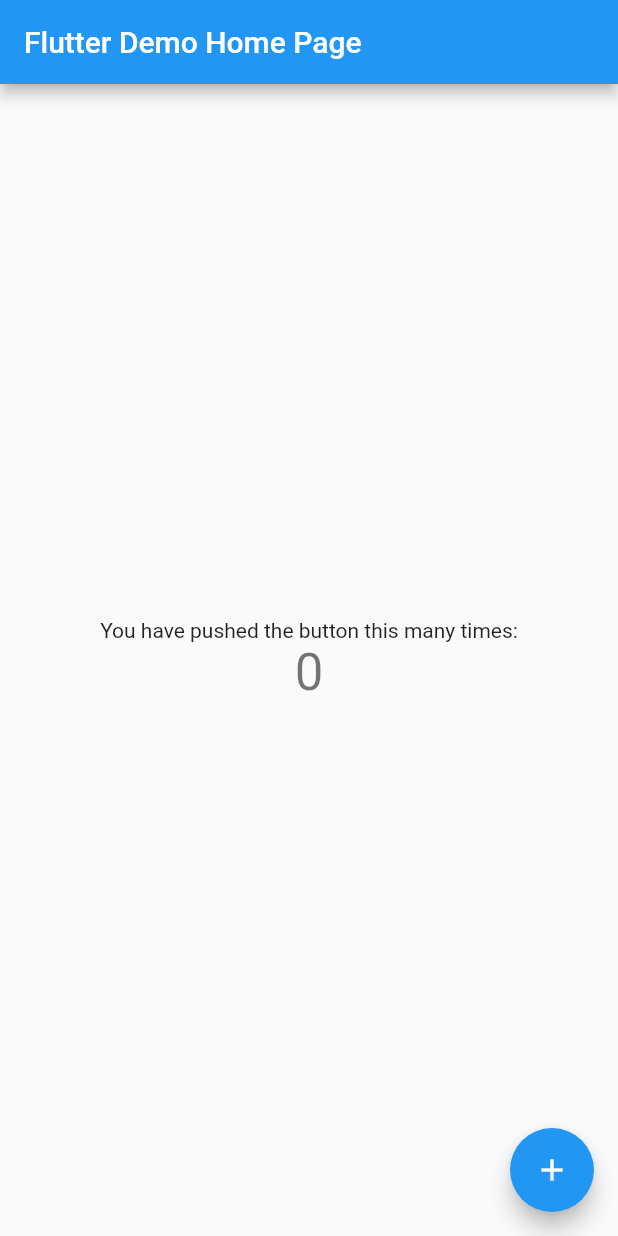
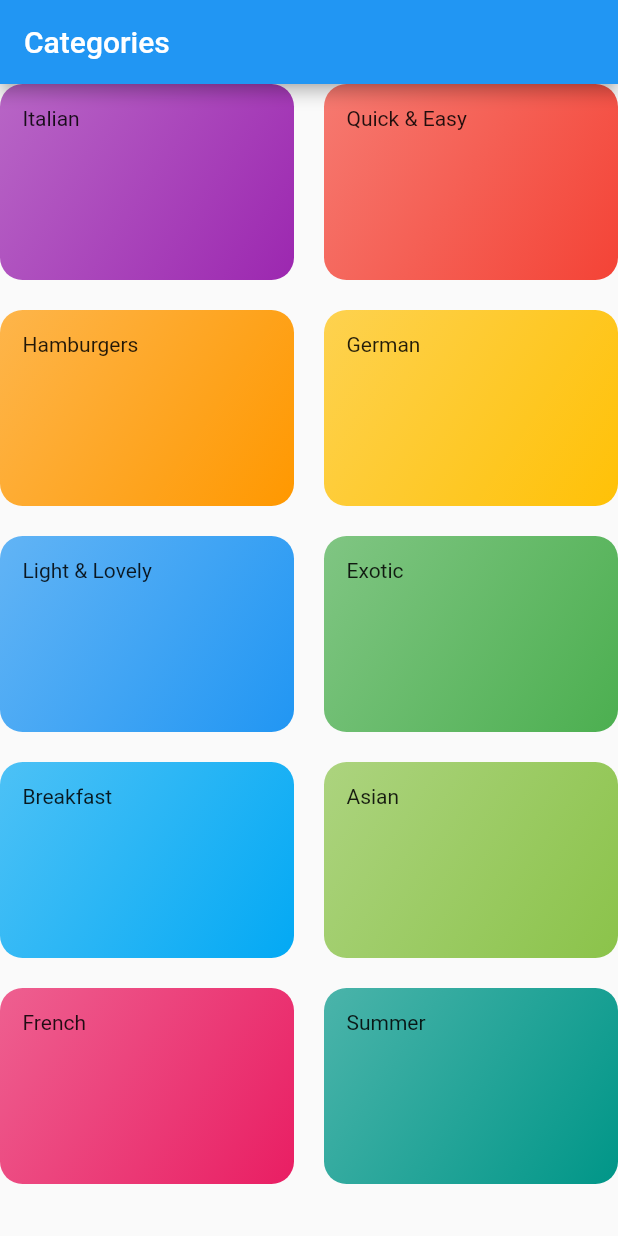
Before and after one commit to Nimbo1999/navigation-flutter, a Flutter app: the screen it shows after launch, on a phone screen of 412 x 824 dp. Run offline on Flutter 3.47's test engine with Material 2 defaults, Android fonts, the phone set to English and light mode, and no system bars.

Commit message:
Adicionando as Categorias.

```diff
--- /dev/null
+++ b/lib/data/dummy-data.dart
@@ -0,0 +1,56 @@
+import 'package:flutter/material.dart';
+
+import '../models/category.dart';
+
+const DUMMY_CATEGORIES = const [
+  Category(
+    id: 'c1',
+    title: 'Italian',
+    color: Colors.purple,
+  ),
+  Category(
+    id: 'c2',
+    title: 'Quick & Easy',
+    color: Colors.red,
+  ),
+  Category(
+    id: 'c3',
+    title: 'Hamburgers',
+    color: Colors.orange,
+  ),
+  Category(
+    id: 'c4',
+    title: 'German',
+    color: Colors.amber,
+  ),
+  Category(
+    id: 'c5',
+    title: 'Light & Lovely',
+    color: Colors.blue,
+  ),
+  Category(
+    id: 'c6',
+    title: 'Exotic',
+    color: Colors.green,
+  ),
+  Category(
+    id: 'c7',
+    title: 'Breakfast',
+    color: Colors.lightBlue,
+  ),
+  Category(
+    id: 'c8',
+    title: 'Asian',
+    color: Colors.lightGreen,
+  ),
+  Category(
+    id: 'c9',
+    title: 'French',
+    color: Colors.pink,
+  ),
+  Category(
+    id: 'c10',
+    title: 'Summer',
+    color: Colors.teal,
+  ),
+];
--- a/lib/main.dart
+++ b/lib/main.dart
@@ -1,111 +1,18 @@
 import 'package:flutter/material.dart';
+
+import './pages/categories.dart';
 
 void main() => runApp(MyApp());
 
 class MyApp extends StatelessWidget {
-  // This widget is the root of your application.
   @override
   Widget build(BuildContext context) {
     return MaterialApp(
-      title: 'Flutter Demo',
+      title: 'Navigation Project',
       theme: ThemeData(
-        // This is the theme of your application.
-        //
-        // Try running your application with "flutter run". You'll see the
-        // application has a blue toolbar. Then, without quitting the app, try
-        // changing the primarySwatch below to Colors.green and then invoke
-        // "hot reload" (press "r" in the console where you ran "flutter run",
-        // or simply save your changes to "hot reload" in a Flutter IDE).
-        // Notice that the counter didn't reset back to zero; the application
-        // is not restarted.
         primarySwatch: Colors.blue,
       ),
-      home: MyHomePage(title: 'Flutter Demo Home Page'),
+      home: CategoriesScreen(),
     );
   }
 }
-
-class MyHomePage extends StatefulWidget {
-  MyHomePage({Key key, this.title}) : super(key: key);
-
-  // This widget is the home page of your application. It is stateful, meaning
-  // that it has a State object (defined below) that contains fields that affect
-  // how it looks.
-
-  // This class is the configuration for the state. It holds the values (in this
-  // case the title) provided by the parent (in this case the App widget) and
-  // used by the build method of the State. Fields in a Widget subclass are
-  // always marked "final".
-
-  final String title;
-
-  @override
-  _MyHomePageState createState() => _MyHomePageState();
-}
-
-class _MyHomePageState extends State<MyHomePage> {
-  int _counter = 0;
-
-  void _incrementCounter() {
-    setState(() {
-      // This call to setState tells the Flutter framework that something has
-      // changed in this State, which causes it to rerun the build method below
-      // so that the display can reflect the updated values. If we changed
-      // _counter without calling setState(), then the build method would not be
-      // called again, and so nothing would appear to happen.
-      _counter++;
-    });
-  }
-
-  @override
-  Widget build(BuildContext context) {
-    // This method is rerun every time setState is called, for instance as done
-    // by the _incrementCounter method above.
-    //
-    // The Flutter framework has been optimized to make rerunning build methods
-    // fast, so that you can just rebuild anything that needs updating rather
-    // than having to individually change instances of widgets.
-    return Scaffold(
-      appBar: AppBar(
-        // Here we take the value from the MyHomePage object that was created by
-        // the App.build method, and use it to set our appbar title.
-        title: Text(widget.title),
-      ),
-      body: Center(
-        // Center is a layout widget. It takes a single child and positions it
-        // in the middle of the parent.
-        child: Column(
-          // Column is also a layout widget. It takes a list of children and
-          // arranges them vertically. By default, it sizes itself to fit its
-          // children horizontally, and tries to be as tall as its parent.
-          //
-          // Invoke "debug painting" (press "p" in the console, choose the
-          // "Toggle Debug Paint" action from the Flutter Inspector in Android
-          // Studio, or the "Toggle Debug Paint" command in Visual Studio Code)
-          // to see the wireframe for each widget.
-          //
-          // Column has various properties to control how it sizes itself and
-          // how it positions its children. Here we use mainAxisAlignment to
-          // center the children vertically; the main axis here is the vertical
-          // axis because Columns are vertical (the cross axis would be
-          // horizontal).
-          mainAxisAlignment: MainAxisAlignment.center,
-          children: <Widget>[
-            Text(
-              'You have pushed the button this many times:',
-            ),
-            Text(
-              '$_counter',
-              style: Theme.of(context).textTheme.display1,
-            ),
-          ],
-        ),
-      ),
-      floatingActionButton: FloatingActionButton(
-        onPressed: _incrementCounter,
-        tooltip: 'Increment',
-        child: Icon(Icons.add),
-      ), // This trailing comma makes auto-formatting nicer for build methods.
-    );
-  }
-}
--- /dev/null
+++ b/lib/models/category.dart
@@ -0,0 +1,13 @@
+import 'package:flutter/material.dart';
+
+class Category {
+  final String id;
+  final String title;
+  final Color color;
+
+  const Category({
+    @required this.id,
+    @required this.color,
+    @required this.title
+  });
+}
--- /dev/null
+++ b/lib/pages/categories.dart
@@ -0,0 +1,30 @@
+import 'package:flutter/material.dart';
+
+import '../data/dummy-data.dart';
+import '../widgets/category_item.dart';
+
+class CategoriesScreen extends StatelessWidget {
+  @override
+  Widget build(BuildContext context) {
+    return Scaffold(
+      appBar: AppBar(
+        title: const Text('Categories'),
+      ),
+      body: GridView(
+        children: DUMMY_CATEGORIES.map(
+          (category) =>
+            CategoryItem(
+              category.title,
+              category.color
+            )
+        ).toList(),
+        gridDelegate: SliverGridDelegateWithMaxCrossAxisExtent(
+          maxCrossAxisExtent: 200,
+          childAspectRatio: 3 / 2,
+          crossAxisSpacing: 20,
+          mainAxisSpacing: 20
+        ),
+      ),
+    );
+  }
+}
--- /dev/null
+++ b/lib/widgets/category_item.dart
@@ -0,0 +1,28 @@
+import 'package:flutter/material.dart';
+
+class CategoryItem extends StatelessWidget {
+
+  final String title;
+  final Color color;
+
+  CategoryItem(this.title, this.color);
+
+  @override
+  Widget build(BuildContext context) {
+    return Container(
+      padding: const EdgeInsets.all(15),
+      child: Text(title),
+      decoration: BoxDecoration(
+        gradient: LinearGradient(
+          colors: [
+            color.withOpacity(0.7),
+            color
+          ],
+          begin: Alignment.topLeft,
+          end: Alignment.bottomRight
+          ),
+          borderRadius: BorderRadius.circular(15)
+      ),
+    );
+  }
+}
```
